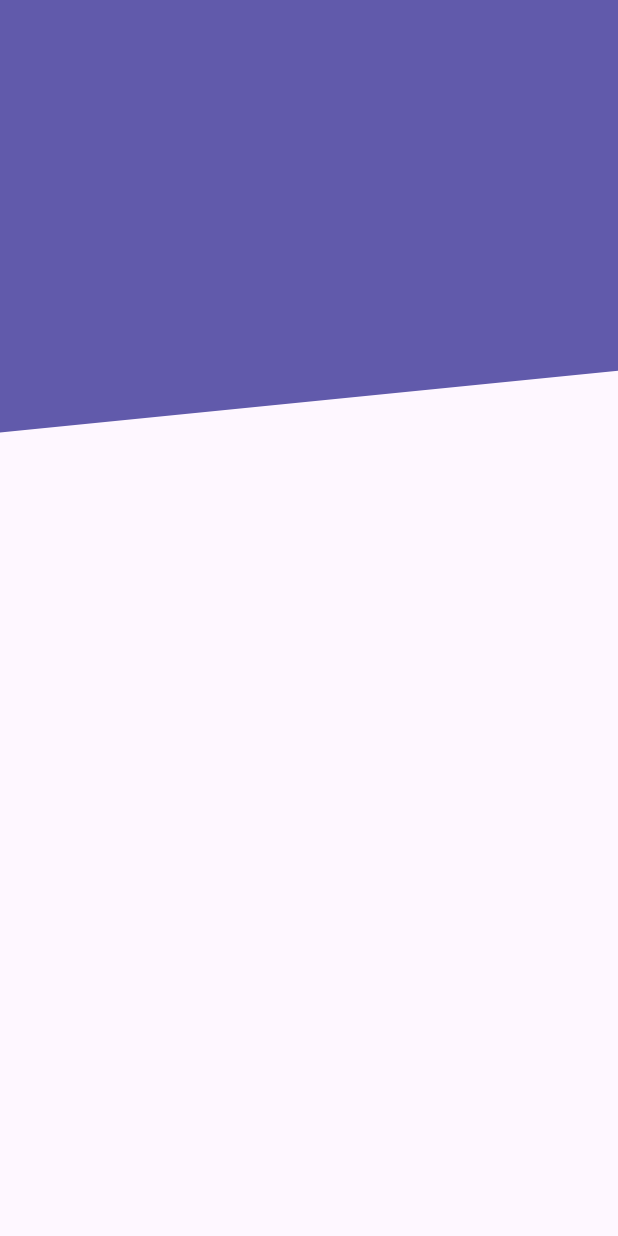
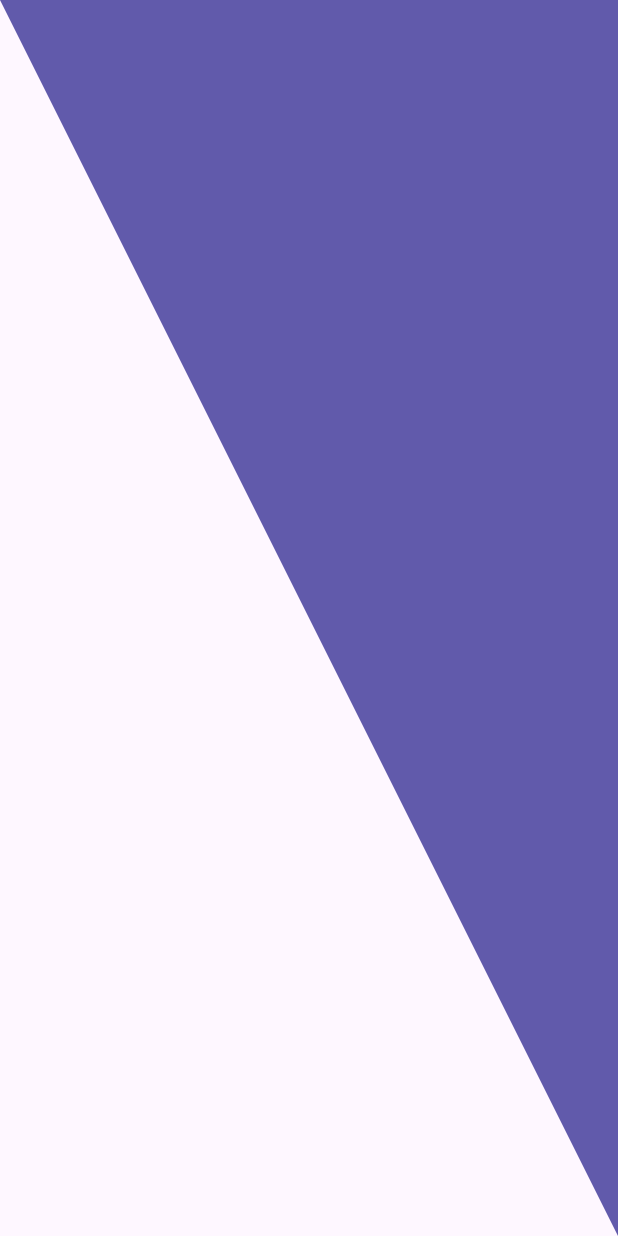
Before and after one commit to Flutter-Course-Sergio/designsApp, a Flutter app: the screen it shows after launch, on a phone screen of 412 x 824 dp. Run offline on Flutter 3.47's test engine with Material 3 defaults, Android fonts, the phone set to English and light mode, and no system bars.

Commit message:
traingule header

```diff
--- a/lib/src/pages/headers_page.dart
+++ b/lib/src/pages/headers_page.dart
@@ -7,6 +7,6 @@ class HeadersPage extends StatelessWidget {
 
   @override
   Widget build(BuildContext context) {
-    return const Scaffold(body: DiagonalHeader());
+    return const Scaffold(body: TrianguleHeader());
   }
 }
--- a/lib/src/widgets/headers.dart
+++ b/lib/src/widgets/headers.dart
@@ -69,3 +69,46 @@ class _DiagonalHeaderPainter extends CustomPainter {
     return true;
   }
 }
+
+class TrianguleHeader extends StatelessWidget {
+  const TrianguleHeader({super.key});
+
+  @override
+  Widget build(BuildContext context) {
+    return SizedBox(
+      height: double.infinity,
+      width: double.infinity,
+      child: CustomPaint(
+        painter: _TrianguleHeaderPainter(),
+      ),
+    );
+  }
+}
+
+class _TrianguleHeaderPainter extends CustomPainter {
+  @override
+  void paint(Canvas canvas, Size size) {
+    final paint = Paint();
+
+    // Props
+    paint.color = const Color(0xff615aab);
+    paint.style = PaintingStyle.fill;
+    paint.strokeWidth = 2;
+
+    final path = Path();
+
+    // Drawing
+    path.lineTo(size.width, size.height);
+    path.lineTo(size.width, 0);
+
+    // path.lineTo(size.width, size.height);
+    // path.lineTo(0, size.height);
+
+    canvas.drawPath(path, paint);
+  }
+
+  @override
+  bool shouldRepaint(covariant CustomPainter oldDelegate) {
+    return true;
+  }
+}
```
